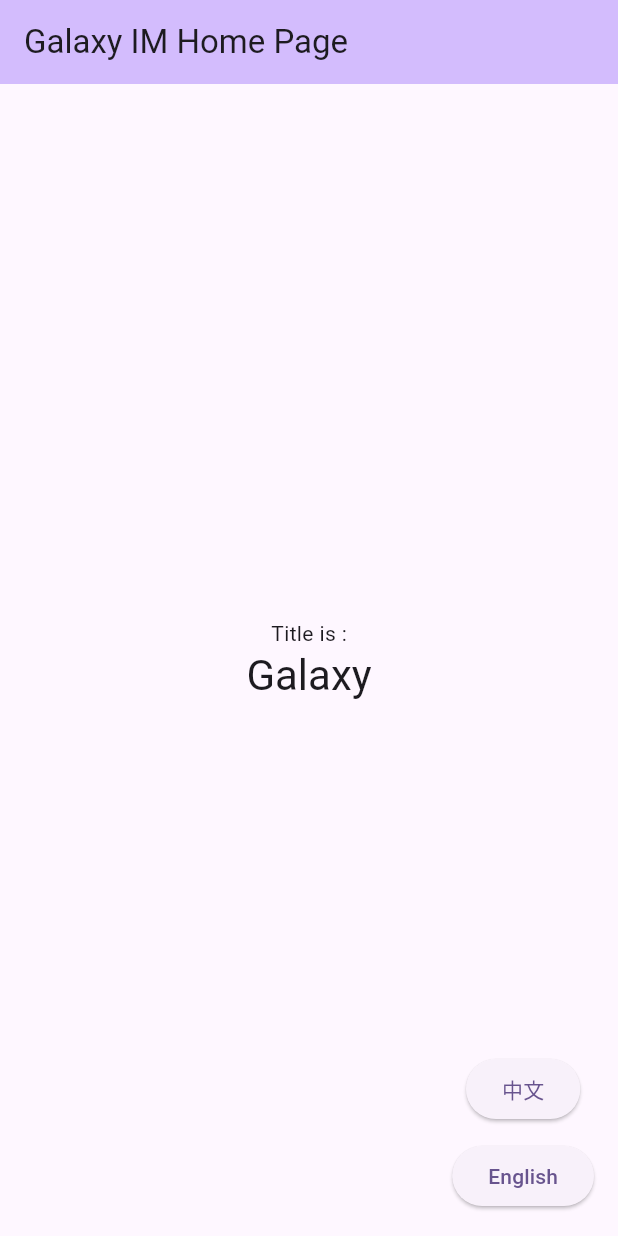
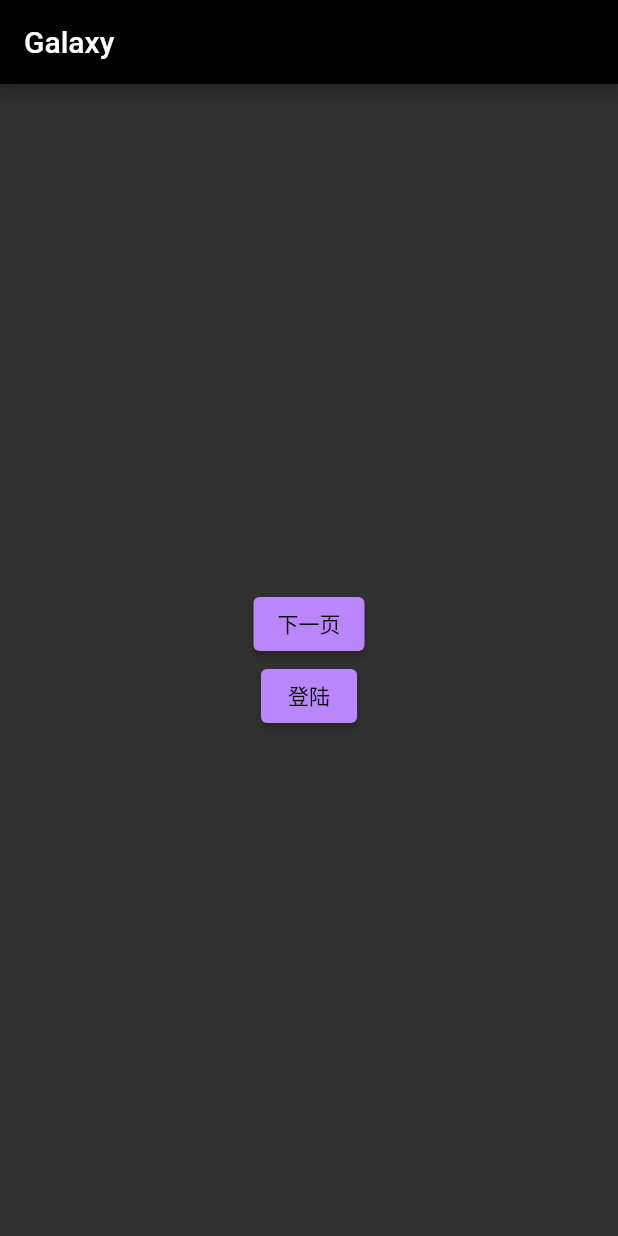
Before and after one commit to anycall/galaxy_im, a Flutter app: the screen it shows after launch, on a phone screen of 412 x 824 dp. Run offline on Flutter 3.47's test engine with Material 2 defaults, Android fonts, the phone set to English and light mode, and no system bars; our stand-ins replace get, shared_preferences.

Commit message:
添加路由管理，修改国际化问题

```diff
--- a/lib/Helper/LocalizationService.dart
+++ b/lib/Helper/LocalizationService.dart
@@ -2,6 +2,7 @@ import 'dart:convert';
 import 'dart:ui';
 
 import 'package:flutter/services.dart';
+import 'package:galaxy_im/Helper/Helper.dart';
 import 'package:get/get.dart';
 import 'package:shared_preferences/shared_preferences.dart';
 
@@ -14,11 +15,10 @@ class LocalizationService extends GetxController {
 
   LocalizationService._internal();
 
-  final String defaultString = 'en';
-  late String _currentString;
-  var localizedStrings = <String, dynamic>{}.obs;
+  late var currentString = 'en'.obs;
+  var localizedStrings = <String, Map<String, String>>{}.obs;
 
-  String get currentLocale => _currentString;
+  Locale get currentLocale => Locale(currentString.value);
 
   Future<void> init() async {
     SharedPreferences prefs = await SharedPreferences.getInstance();
@@ -26,18 +26,13 @@ class LocalizationService extends GetxController {
     String systemLocale = PlatformDispatcher.instance.locale.languageCode;
 
     if (savedLocale != null) {
-      _currentString = savedLocale;
+      currentString.value = savedLocale;
+    } else if (systemLocale == 'zh' || systemLocale == 'en') {
+      currentString.value = systemLocale;
     }
-    else if (systemLocale == 'zh' || systemLocale == 'en') {
-      _currentString = systemLocale;
-    }
-    else {
-      _currentString = defaultString;
-    }
-    await loadJsonLocale(_currentString);
-    // Intl.defaultLocale = _currentString;
+    await loadJsonLocale(currentString.value);
+    // Intl.defaultLocale = currentString;
   }
-
 
   Future<void> loadJsonLocale(String locale) async {
     final String fileName = 'assets/l10n/$locale.json';
@@ -46,26 +41,34 @@ class LocalizationService extends GetxController {
     try {
       final jsonString = await rootBundle.loadString(fileName);
       final jsonMap = json.decode(jsonString);
-      localizedStrings.value = jsonMap;
+      Map<String, String> stringMap = Map<String, String>.from(jsonMap.map(
+          (key, value) => MapEntry<String, String>(key, value.toString())));
+      localizedStrings.clear();
+      localizedStrings[locale] = stringMap;
+      Get.clearTranslations();
+      Get.addTranslations(localizedStrings);
     } catch (e) {
       // 如果加载或解析失败，可以添加适当的错误处理，在这里可以设置默认的本地化文本或采取其他措施
     }
   }
 
-  String translate(String key) {
-    if (localizedStrings[key] == null) {
-      // 在未找到翻译时，返回一个默认的占位文本或采取其他措施
-      return 'Translation not found for $key';
+  Future<void> setLocale(String locale) async {
+    if (currentString.value == locale) {
+      return;
     }
-    return localizedStrings[key];
-  }
 
-  Future<void> setLocale(String locale) async {
-    _currentString = locale;
-    await loadJsonLocale(_currentString);
-    // Intl.defaultLocale = _currentString;
+    currentString.value = locale;
+    await loadJsonLocale(currentString.value);
+    // Intl.defaultLocale = currentString;
 
     final SharedPreferences prefs = await SharedPreferences.getInstance();
-    await prefs.setString('locale', _currentString);
+    await prefs.setString('locale', currentString.value);
   }
 }
+
+class LocationService extends Translations {
+  @override
+  Map<String, Map<String, String>> get keys {
+    return Helper.localizationService.localizedStrings;
+  }
+}
--- /dev/null
+++ b/lib/Helper/RouteManager.dart
@@ -0,0 +1,19 @@
+
+
+import 'package:galaxy_im/Pages/Home/home.dart';
+import 'package:galaxy_im/Pages/Login/login.dart';
+import 'package:get/get_navigation/src/routes/get_route.dart';
+
+abstract class Routes {
+  static const initial = '/';
+  static const home = '/home';
+  static const login = '/login';
+}
+
+abstract class AppPages{
+  static final pages = [
+    GetPage(name: Routes.initial, page: () => const HomePage()),
+    GetPage(name: Routes.home, page: () => const HomePage()),
+    GetPage(name: Routes.login, page: () => const LoginPage()),
+  ];
+}
--- /dev/null
+++ b/lib/Pages/Login/login.dart
@@ -0,0 +1,41 @@
+import 'package:flutter/material.dart';
+import 'package:galaxy_im/Helper/RouteManager.dart';
+import 'package:get/get.dart';
+
+class LoginPage extends StatefulWidget {
+  const LoginPage({super.key});
+
+  @override
+  State<LoginPage> createState() => _LoginPageState();
+}
+
+class _LoginPageState extends State<LoginPage> {
+  @override
+  Widget build(BuildContext context) {
+    return Scaffold(
+      appBar: AppBar(
+        backgroundColor: Theme.of(context).colorScheme.inversePrimary,
+        title: Text('galaxy'.tr),
+      ),
+      body: Center(
+        child: Column(
+          mainAxisAlignment: MainAxisAlignment.center,
+          children: <Widget>[
+            ElevatedButton(
+            onPressed: () async {
+              Get.toNamed(Routes.login);
+            },
+            child: Text("下一页"),
+          ),
+          ElevatedButton(
+            onPressed: () {
+              Get.toNamed(Routes.home);
+            },
+            child: Text("登陆"),
+          ),
+          ],
+        ),
+      ),
+    );
+  }
+}
--- a/lib/main.dart
+++ b/lib/main.dart
@@ -1,7 +1,9 @@
 import 'package:flutter/material.dart';
 import 'package:galaxy_im/Helper/Helper.dart';
+import 'package:galaxy_im/Helper/RouteManager.dart';
+import 'package:galaxy_im/Pages/Home/home.dart';
+import 'package:galaxy_im/Pages/Login/login.dart';
 import 'package:get/get.dart';
-
 import 'Helper/LocalizationService.dart';
 
 void main() async {
@@ -21,105 +23,15 @@ class MyApp extends StatelessWidget {
     return GetMaterialApp(
       title: 'Galaxy IM',
       theme: ThemeData(
-        colorScheme: ColorScheme.fromSeed(seedColor: Colors.deepPurple),
-        useMaterial3: true,
+        colorScheme: ColorScheme.dark(),
+        useMaterial3: false,
       ),
-      home: GetBuilder<LocalizationService>(
-        builder: (controller) {
-          // 这里的builder函数会在参数变化时自动被调用
-          return Obx(() => MyHomePage(
-              title:
-                  '${Helper.localizationService.translate('galaxy')} IM Home Page'));
-        },
-      ),
+      initialRoute: Routes.initial,
+      getPages: AppPages.pages,
+      locale: Helper.localizationService.currentLocale,
+      translations: LocationService(),
+      translationsKeys: LocationService().keys,
+      home: const LoginPage(),
     );
   }
 }
-
-class MyHomePage extends StatefulWidget {
-  const MyHomePage({super.key, required this.title});
-
-  // This widget is the home page of your application. It is stateful, meaning
-  // that it has a State object (defined below) that contains fields that affect
-  // how it looks.
-
-  // This class is the configuration for the state. It holds the values (in this
-  // case the title) provided by the parent (in this case the App widget) and
-  // used by the build method of the State. Fields in a Widget subclass are
-  // always marked "final".
-
-  final String title;
-
-  @override
-  State<MyHomePage> createState() => _MyHomePageState();
-}
-
-class _MyHomePageState extends State<MyHomePage> {
-  @override
-  Widget build(BuildContext context) {
-    // This method is rerun every time setState is called, for instance as done
-    // by the _incrementCounter method above.
-    //
-    // The Flutter framework has been optimized to make rerunning build methods
-    // fast, so that you can just rebuild anything that needs updating rather
-    // than having to individually change instances of widgets.
-    return Scaffold(
-      appBar: AppBar(
-        // TRY THIS: Try changing the color here to a specific color (to
-        // Colors.amber, perhaps?) and trigger a hot reload to see the AppBar
-        // change color while the other colors stay the same.
-        backgroundColor: Theme.of(context).colorScheme.inversePrimary,
-        // Here we take the value from the MyHomePage object that was created by
-        // the App.build method, and use it to set our appbar title.
-        title: Text(widget.title),
-      ),
-      body: Center(
-        // Center is a layout widget. It takes a single child and positions it
-        // in the middle of the parent.
-        child: Column(
-          // Column is also a layout widget. It takes a list of children and
-          // arranges them vertically. By default, it sizes itself to fit its
-          // children horizontally, and tries to be as tall as its parent.
-          //
-          // Column has various properties to control how it sizes itself and
-          // how it positions its children. Here we use mainAxisAlignment to
-          // center the children vertically; the main axis here is the vertical
-          // axis because Columns are vertical (the cross axis would be
-          // horizontal).
-          //
-          // TRY THIS: Invoke "debug painting" (choose the "Toggle Debug Paint"
-          // action in the IDE, or press "p" in the console), to see the
-          // wireframe for each widget.
-          mainAxisAlignment: MainAxisAlignment.center,
-          children: <Widget>[
-            Text(
-              Helper.localizationService.translate('titleIs'),
-            ),
-            Text(
-              Helper.localizationService.translate('galaxy'),
-              style: Theme.of(context).textTheme.headlineMedium,
-            ),
-          ],
-        ),
-      ),
-      floatingActionButton: Column(
-        mainAxisAlignment: MainAxisAlignment.end,
-        children: [
-          ElevatedButton(
-            onPressed: () {
-              Helper.localizationService.setLocale('zh');
-            },
-            child: Text("中文"),
-          ),
-          const SizedBox(height: 10),
-          ElevatedButton(
-            onPressed: () {
-              Helper.localizationService.setLocale('en');
-            },
-            child: Text("English"),
-          ),
-        ],
-      ), // This trailing comma makes auto-formatting nicer for build methods.
-    );
-  }
-}
```
Also changed, not shown: lib/Pages/Home/home.dart (added, +63 -0 lines).
